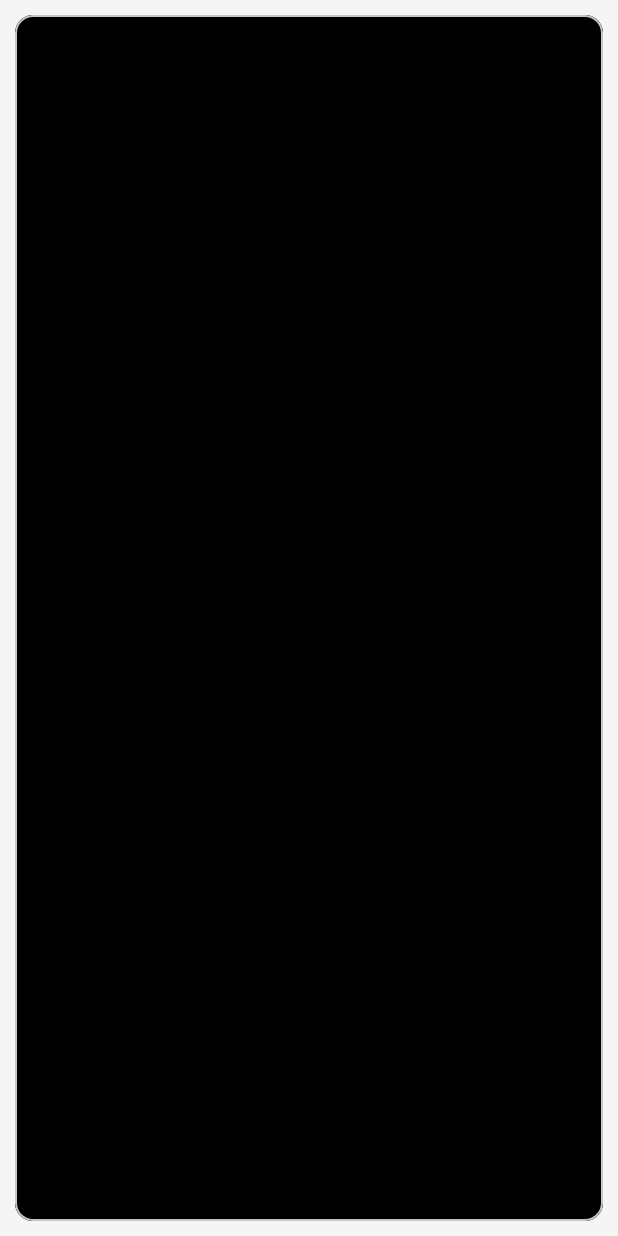
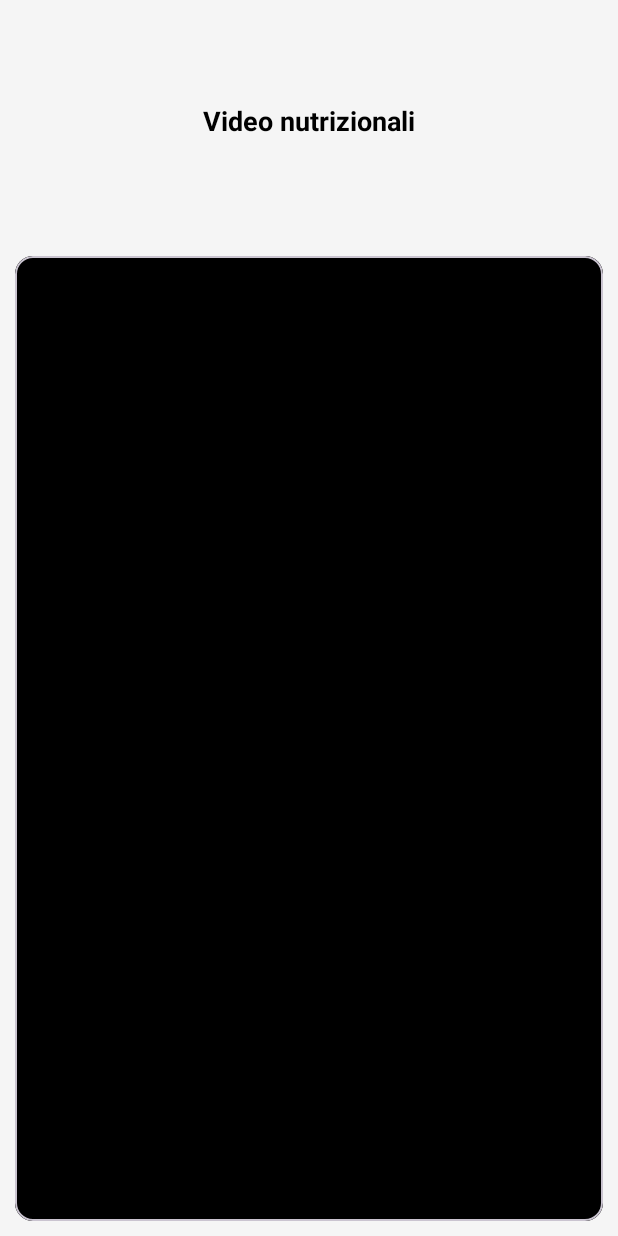
Before and after one commit to MikeArdo/AsilApp, an Android app: the layout item_video.xml on its own in the app's theme, with its tools: preview values and no code run, on a phone screen of 412 x 824 dp. Run offline under Robolectric (Android 15) with nearby library versions, the phone set to English and light mode, and no system bars.

Commit message:
added videos section

```diff
--- a/app/src/main/java/it/bugbuster/asilapp/ViewPagerAdapter.java
+++ b/app/src/main/java/it/bugbuster/asilapp/ViewPagerAdapter.java
@@ -22,10 +22,8 @@ public class ViewPagerAdapter extends FragmentStateAdapter {
     @Override
     public Fragment createFragment(int position) {
         if (position == 0) {
-            // Load the SecondTabFragment for the second tab
             return new MedicalParametersFragment();
         } else {
-            // Load SampleFragment for other tabs
             return new DiseasesListFragment();
         }
     }
--- a/app/src/main/java/it/bugbuster/asilapp/access/HomeDoctor.java
+++ b/app/src/main/java/it/bugbuster/asilapp/access/HomeDoctor.java
@@ -10,6 +10,7 @@ import androidx.fragment.app.Fragment;
 
 import com.google.android.material.bottomnavigation.BottomNavigationView;
 
+import it.bugbuster.asilapp.InformationFragment;
 import it.bugbuster.asilapp.R;
 import it.bugbuster.asilapp.diseases.AddDiseaseFragment;
 import it.bugbuster.asilapp.diseases.AsylumSeekersListFragment;
@@ -40,8 +41,7 @@ public class HomeDoctor extends AppCompatActivity {
             if (item.getItemId() == R.id.nav_home) {
                 selectedFragment = new AsylumSeekersListFragment();
             } else if (item.getItemId() == R.id.nav_info){
-                // TODO impostare il fragment
-                //selectedFragment = new DiseasesListFragment();
+                selectedFragment = new InformationFragment();
             } else if (item.getItemId() == R.id.nav_profile){
                 selectedFragment = new ProfileFragment();
             }
--- a/app/src/main/res/layout/activity_home_asylum_seeker.xml
+++ b/app/src/main/res/layout/activity_home_asylum_seeker.xml
@@ -46,5 +46,6 @@
         android:layout_width="match_parent"
         android:layout_height="wrap_content"
         android:layout_alignParentBottom="true"
+        app:labelVisibilityMode="labeled"
         app:menu="@menu/bottom_nav_menu"/>
 </RelativeLayout>
--- a/app/src/main/res/layout/fragment_information.xml
+++ b/app/src/main/res/layout/fragment_information.xml
@@ -5,6 +5,8 @@
     android:layout_height="match_parent"
     xmlns:app="http://schemas.android.com/apk/res-auto"
     tools:context=".InformationFragment">
+
+
 
     <androidx.viewpager2.widget.ViewPager2
         android:id="@+id/videoViewPager"
--- a/app/src/main/res/layout/item_video.xml
+++ b/app/src/main/res/layout/item_video.xml
@@ -1,13 +1,30 @@
 <?xml version="1.0" encoding="utf-8"?>
-<androidx.constraintlayout.widget.ConstraintLayout xmlns:android="http://schemas.android.com/apk/res/android"
+<LinearLayout xmlns:android="http://schemas.android.com/apk/res/android"
     android:layout_width="match_parent"
     android:layout_height="match_parent"
+    android:orientation="vertical"
     xmlns:app="http://schemas.android.com/apk/res-auto">
+
+    <TextView
+        android:id="@+id/videoTitle"
+        android:layout_width="match_parent"
+        android:layout_height="0dp"
+        android:layout_weight="1"
+        android:padding="8dp"
+        android:paddingBottom="0dp"
+        android:text="Video nutrizionali"
+        android:textAlignment="center"
+        android:gravity="center"
+        android:textColor="@android:color/black"
+        android:textSize="18sp"
+        android:textStyle="bold" />
 
     <com.google.android.material.card.MaterialCardView
         android:layout_width="match_parent"
-        android:layout_height="match_parent"
-        android:layout_margin="10dp">
+        android:layout_height="0dp"
+        android:layout_weight="4"
+        android:layout_margin="10dp"
+        android:layout_marginTop="0dp">
 
         <androidx.media3.ui.PlayerView
             android:id="@+id/playerView"
@@ -18,4 +35,4 @@
     </com.google.android.material.card.MaterialCardView>
 
 
-</androidx.constraintlayout.widget.ConstraintLayout>
+</LinearLayout>
--- a/app/src/main/res/values/strings.xml
+++ b/app/src/main/res/values/strings.xml
@@ -102,4 +102,7 @@
     <string name="disease_not_saved">Disease not saved</string>
     <string name="medical_parameters">Medical parameters</string>
     <string name="diseases">Diseases</string>
+    <string name="nutritional_tips">Nutritional tips</string>
+    <string name="prevention_and_lifestyle">Prevention and lifestyle</string>
+    <string name="purchase_of_drugs">Purchase of drugs</string>
 </resources>
```
Also changed, not shown: app/src/main/java/it/bugbuster/asilapp/InformationFragment.java (+45 -4 lines), app/src/main/java/it/bugbuster/asilapp/VideoAdapter.java (+10 -4 lines), app/src/main/java/it/bugbuster/asilapp/entity/VideoModel.java (+7 -1 lines), 1 other file.
